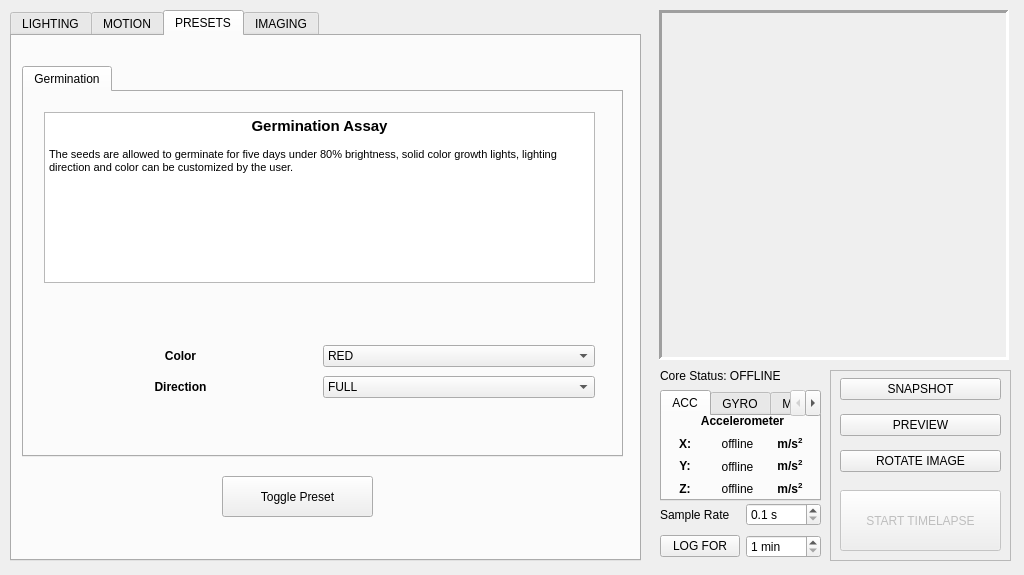
Qt form _ui/Clinostat.ui (CoCl-Jerry/SciSpin_Max_Dev) before a commit.
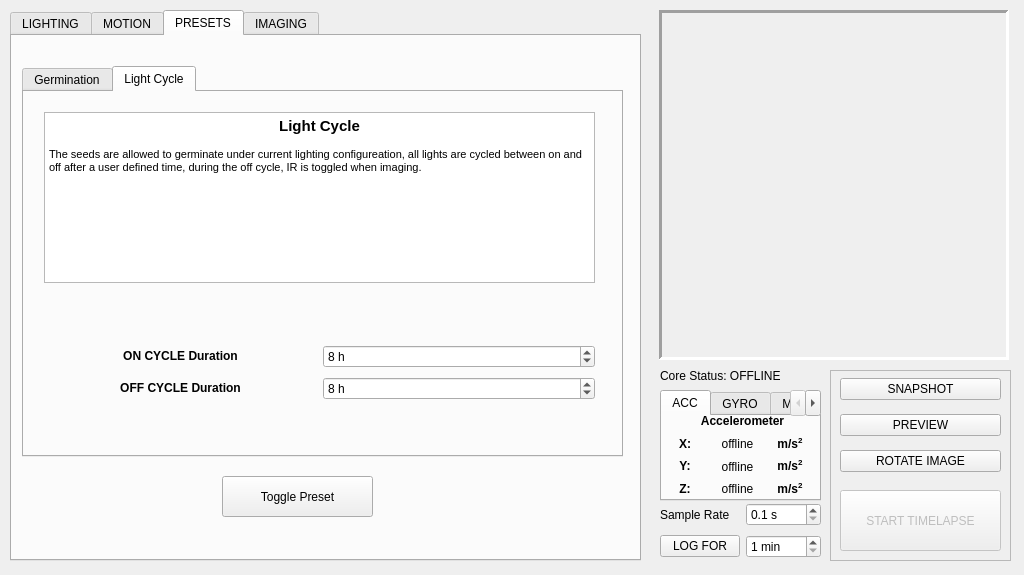
The same form after that commit. The open tabs and pages were chosen to show the change. Icons and pictures are not drawn.

Patch:
```diff
--- a/_ui/Clinostat.ui
+++ b/_ui/Clinostat.ui
@@ -960,6 +960,88 @@
         </layout>
        </widget>
       </widget>
+      <widget class="QWidget" name="tab_3">
+       <attribute name="title">
+        <string>Light Cycle</string>
+       </attribute>
+       <widget class="QTextBrowser" name="lightCycle_textBrowser">
+        <property name="geometry">
+         <rect>
+          <x>20</x>
+          <y>20</y>
+          <width>551</width>
+          <height>171</height>
+         </rect>
+        </property>
+        <property name="html">
+         <string>&lt;!DOCTYPE HTML PUBLIC &quot;-//W3C//DTD HTML 4.0//EN&quot; &quot;http://www.w3.org/TR/REC-html40/strict.dtd&quot;&gt;
+&lt;html&gt;&lt;head&gt;&lt;meta name=&quot;qrichtext&quot; content=&quot;1&quot; /&gt;&lt;style type=&quot;text/css&quot;&gt;
+p, li { white-space: pre-wrap; }
+&lt;/style&gt;&lt;/head&gt;&lt;body style=&quot; font-family:'MS Shell Dlg 2'; font-size:8.25pt; font-weight:400; font-style:normal;&quot;&gt;
+&lt;p align=&quot;center&quot; style=&quot; margin-top:0px; margin-bottom:0px; margin-left:0px; margin-right:0px; -qt-block-indent:0; text-indent:0px;&quot;&gt;&lt;span style=&quot; font-family:'MS Shell Dlg 2'; font-size:11pt; font-weight:600;&quot;&gt;Light Cycle&lt;/span&gt;&lt;/p&gt;
+&lt;p style=&quot;-qt-paragraph-type:empty; margin-top:0px; margin-bottom:0px; margin-left:0px; margin-right:0px; -qt-block-indent:0; text-indent:0px; font-family:'MS Shell Dlg 2';&quot;&gt;&lt;br /&gt;&lt;/p&gt;
+&lt;p style=&quot; margin-top:0px; margin-bottom:0px; margin-left:0px; margin-right:0px; -qt-block-indent:0; text-indent:0px;&quot;&gt;&lt;span style=&quot; font-family:'MS Shell Dlg 2';&quot;&gt;The seeds are allowed to germinate under current lighting configureation, all lights are cycled between on and off after a user defined time, during the off cycle, IR is toggled when imaging.&lt;/span&gt;&lt;/p&gt;&lt;/body&gt;&lt;/html&gt;</string>
+        </property>
+       </widget>
+       <widget class="QWidget" name="gridLayoutWidget_4">
+        <property name="geometry">
+         <rect>
+          <x>20</x>
+          <y>250</y>
+          <width>551</width>
+          <height>61</height>
+         </rect>
+        </property>
+        <layout class="QGridLayout" name="gridLayout_4">
+         <item row="0" column="0">
+          <widget class="QLabel" name="onCycle_label">
+           <property name="text">
+            <string>&lt;html&gt;&lt;head/&gt;&lt;body&gt;&lt;p align=&quot;center&quot;&gt;&lt;span style=&quot; font-weight:600;&quot;&gt;ON CYCLE Duration&lt;/span&gt;&lt;/p&gt;&lt;/body&gt;&lt;/html&gt;</string>
+           </property>
+          </widget>
+         </item>
+         <item row="1" column="0">
+          <widget class="QLabel" name="offCycle_label">
+           <property name="text">
+            <string>&lt;html&gt;&lt;head/&gt;&lt;body&gt;&lt;p align=&quot;center&quot;&gt;&lt;span style=&quot; font-weight:600;&quot;&gt;OFF CYCLE Duration&lt;/span&gt;&lt;/p&gt;&lt;/body&gt;&lt;/html&gt;</string>
+           </property>
+          </widget>
+         </item>
+         <item row="0" column="1">
+          <widget class="QSpinBox" name="onCycle_spinBox">
+           <property name="suffix">
+            <string> h</string>
+           </property>
+           <property name="minimum">
+            <number>1</number>
+           </property>
+           <property name="maximum">
+            <number>999</number>
+           </property>
+           <property name="value">
+            <number>8</number>
+           </property>
+          </widget>
+         </item>
+         <item row="1" column="1">
+          <widget class="QSpinBox" name="offCycle_spinBox">
+           <property name="suffix">
+            <string> h</string>
+           </property>
+           <property name="minimum">
+            <number>1</number>
+           </property>
+           <property name="maximum">
+            <number>999</number>
+           </property>
+           <property name="value">
+            <number>8</number>
+           </property>
+          </widget>
+         </item>
+        </layout>
+       </widget>
+      </widget>
      </widget>
      <widget class="QPushButton" name="Preset_pushButton">
       <property name="geometry">
```
Left out of the diff: 25 changed lines with no effect on the pictures.
